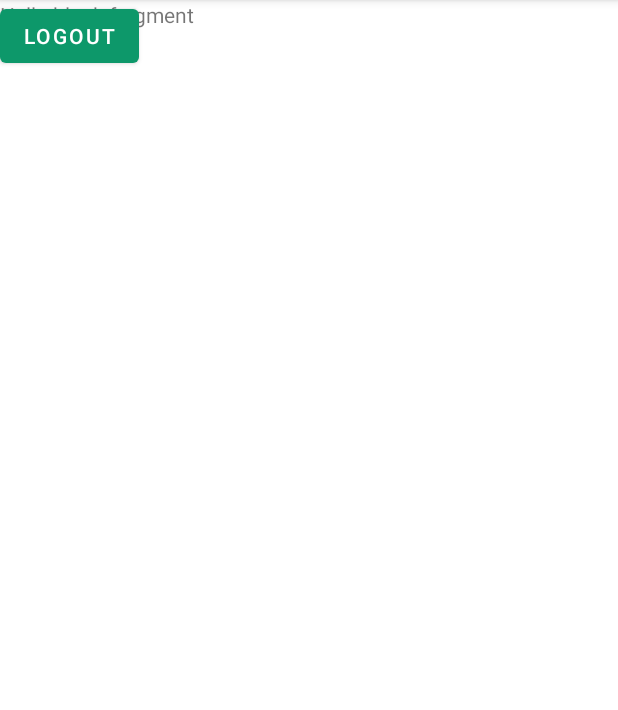
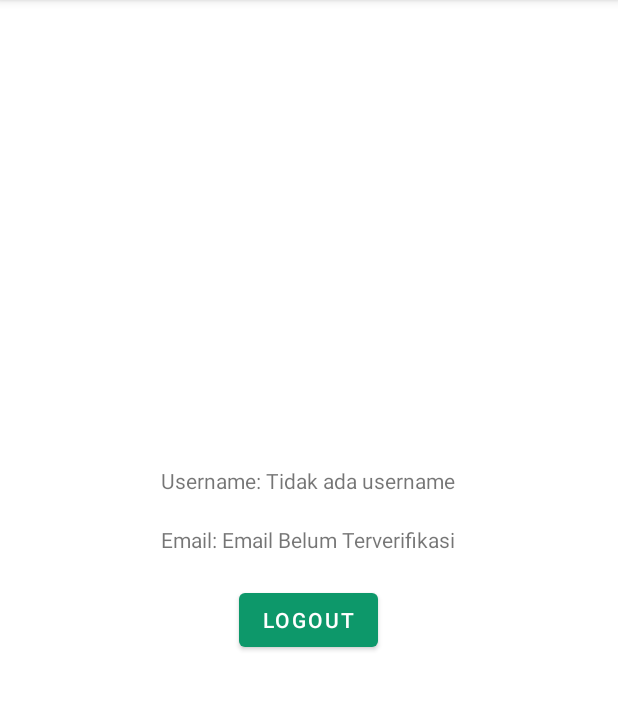
Before and after one commit to fairuzzahirah/plant-project, an Android app: the fragment ProfileFragment shown on its own in the app's theme, on a phone screen of 412 x 824 dp, the part 84-794 px from its top. Run offline under Robolectric (Android 15) with nearby library versions, the phone set to English and light mode, and no system bars; 1 statement that could not run was skipped.

```diff
--- a/app/build.gradle.kts
+++ b/app/build.gradle.kts
@@ -50,6 +50,8 @@ dependencies {
     androidTestImplementation(libs.androidx.junit)
     androidTestImplementation(libs.androidx.espresso.core)
     implementation(libs.retrofit)
+    implementation(libs.glide)
+    implementation(libs.androidx.recyclerview)
     implementation(libs.converter.gson)
     implementation(libs.logging.interceptor)
 }
--- a/app/src/main/java/com/example/plantproject/ProfileFragment.kt
+++ b/app/src/main/java/com/example/plantproject/ProfileFragment.kt
@@ -5,6 +5,7 @@ import android.os.Bundle
 import android.view.LayoutInflater
 import android.view.View
 import android.view.ViewGroup
+import android.widget.TextView
 import android.widget.Toast
 import androidx.fragment.app.Fragment
 import androidx.navigation.fragment.findNavController
@@ -24,6 +25,9 @@ class ProfileFragment : Fragment() {
 
     override fun onViewCreated(view: View, savedInstanceState: Bundle?) {
         super.onViewCreated(view, savedInstanceState)
+
+        // Menampilkan data username dan age dari SharedPreferences
+        showUserProfile()
 
         binding.btnLogout.setOnClickListener {
             // Hapus data pengguna dari SharedPreferences
@@ -65,6 +69,21 @@ class ProfileFragment : Fragment() {
         Toast.makeText(activity, "Logout Successful!", Toast.LENGTH_SHORT).show()
     }
 
+    private fun showUserProfile() {
+        val sharedPref = requireActivity().getSharedPreferences("user_pref", Context.MODE_PRIVATE)
+
+        // Ambil data username dan age dari SharedPreferences
+        val username = sharedPref.getString("user_name", "Tidak ada username")
+        val email = sharedPref.getString("user_email","Email Belum Terverifikasi")
+
+        // Menampilkan data di TextView
+        val textViewUsername: TextView = binding.usernameProfile
+        val textViewEmail: TextView = binding.emailProfile
+
+        textViewUsername.text = "Username: $username"
+        textViewEmail.text = "Email: $email"
+    }
+
     override fun onDestroyView() {
         super.onDestroyView()
         _binding = null
--- a/app/src/main/res/layout/fragment_profile.xml
+++ b/app/src/main/res/layout/fragment_profile.xml
@@ -1,20 +1,38 @@
 <?xml version="1.0" encoding="utf-8"?>
-<FrameLayout xmlns:android="http://schemas.android.com/apk/res/android"
+<LinearLayout xmlns:android="http://schemas.android.com/apk/res/android"
     xmlns:tools="http://schemas.android.com/tools"
     android:layout_width="match_parent"
     android:layout_height="match_parent"
-    tools:context=".ProfileFragment">
+    tools:context=".ProfileFragment"
+    android:orientation="vertical"
+    android:gravity="center"
+    >
 
     <!-- TODO: Update blank fragment layout -->
     <TextView
-        android:layout_width="match_parent"
-        android:layout_height="match_parent"
-        android:text="@string/hello_blank_fragment" />
+        android:id="@+id/usernameProfile"
+        android:layout_width="250dp"
+        android:layout_height="wrap_content"
+        android:layout_marginBottom="20dp"
+        android:text="username"
+        android:textAlignment="center"
+        />
+    <TextView
+        android:id="@+id/emailProfile"
+        android:layout_width="250dp"
+        android:layout_height="wrap_content"
+        android:layout_marginBottom="20dp"
+        android:text="email"
+        android:textAlignment="center"
+        />
+
+
     <Button
         android:id="@+id/btnLogout"
         android:layout_width="wrap_content"
         android:layout_height="wrap_content"
-        android:text="Logout" />
+        android:text="Logout"
+        android:layout_marginBottom="20dp"/>
 
 
-</FrameLayout>
+</LinearLayout>
--- a/gradle/libs.versions.toml
+++ b/gradle/libs.versions.toml
@@ -15,6 +15,8 @@ navigation = "2.6.0"
 retrofit = "2.11.0"
 converterGson = "2.11.0"
 loggingInterceptor = "5.0.0-alpha.14"
+glide = "5.0.0-rc01"
+recyclerview = "1.3.2"
 
 [libraries]
 androidx-core-ktx = { group = "androidx.core", name = "core-ktx", version.ref = "coreKtx" }
@@ -30,6 +32,8 @@ androidx-navigation-ui-ktx = { group = "androidx.navigation", name = "navigation
 retrofit = { group = "com.squareup.retrofit2", name = "retrofit", version.ref = "retrofit" }
 converter-gson = { group = "com.squareup.retrofit2", name = "converter-gson", version.ref ="converterGson" }
 logging-interceptor = { group = "com.squareup.okhttp3", name = "logging-interceptor", version.ref = "loggingInterceptor" }
+glide = { group = "com.github.bumptech.glide", name = "glide", version.ref = "glide" }
+androidx-recyclerview = { group = "androidx.recyclerview", name = "recyclerview", version.ref = "recyclerview" }
 
 [plugins]
 android-application = { id = "com.android.application", version.ref = "agp" }
```
Also changed, not shown: app/src/main/java/com/example/plantproject/HomeFragment.kt (+32 -2 lines), app/src/main/java/com/example/plantproject/adapter/ArticleAdapter.kt (added, +39 -0 lines), app/src/main/java/com/example/plantproject/database/DatabaseHelper.kt (+20 -42 lines), app/src/main/res/layout/fragment_home.xml (+6 -9 lines), app/src/main/res/layout/item_article.xml (added, +52 -0 lines).
